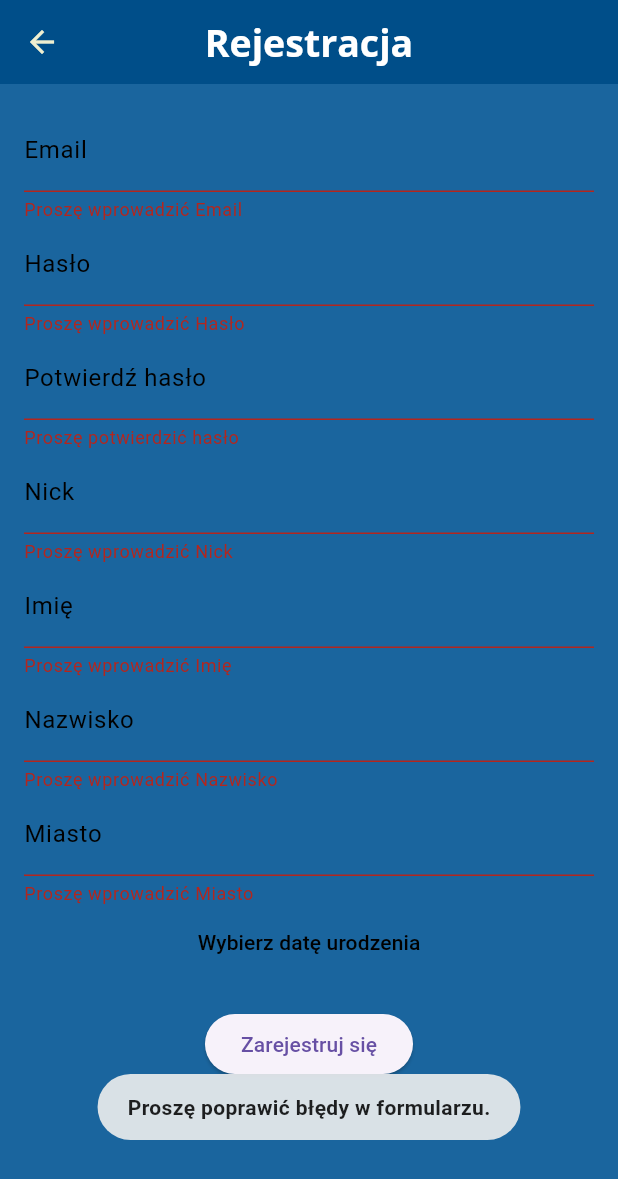
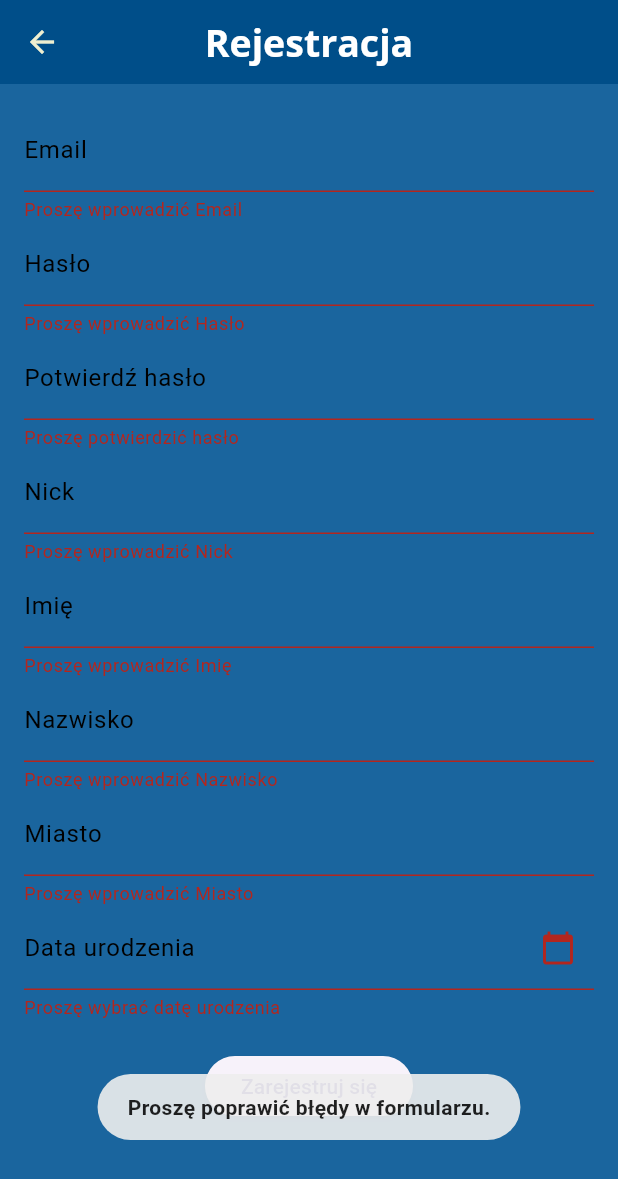
Before and after one commit to LudzCPP/Meetoplay, a Flutter app: the RegisterScreen screen opened directly, after a tap on "Zarejestruj się", on a phone screen of 412 x 824 dp. Shown: the top 1179 px of the screen. Run offline on Flutter 3.47's test engine with Material 3 defaults, Android fonts, the light colour scheme and no system bars; our stand-ins replace cloud_firestore, firebase_auth, firebase_core, firebase_messaging, flutter_local_notifications, flutter_map and 8 more; accounts and stored records are empty; Roboto replaces fonts that are missing (Opensans); statements that could not run were skipped.

Commit message:
Change register birth date

```diff
--- a/lib/register_page.dart
+++ b/lib/register_page.dart
@@ -2,9 +2,10 @@ import 'package:cloud_firestore/cloud_firestore.dart';
 import 'package:firebase_auth/firebase_auth.dart';
 import 'package:flutter/material.dart';
 import 'package:fluttertoast/fluttertoast.dart';
+import 'package:intl/intl.dart';
 
 class RegisterScreen extends StatefulWidget {
-  const RegisterScreen({Key? key}) : super(key: key);
+  const RegisterScreen({super.key});
 
   @override
   _RegisterScreenState createState() => _RegisterScreenState();
@@ -16,17 +17,27 @@ class _RegisterScreenState extends State<RegisterScreen> {
   final FirebaseFirestore _firestore = FirebaseFirestore.instance;
   final TextEditingController _emailController = TextEditingController();
   final TextEditingController _passwordController = TextEditingController();
-  final TextEditingController _confirmPasswordController = TextEditingController();
+  final TextEditingController _confirmPasswordController =
+      TextEditingController();
   final TextEditingController _nicknameController = TextEditingController();
   final TextEditingController _firstNameController = TextEditingController();
   final TextEditingController _lastNameController = TextEditingController();
   final TextEditingController _cityController = TextEditingController();
+  final TextEditingController _birthdateController = TextEditingController();
+
   DateTime? _birthdate;
+
+  String _formatDate(DateTime? date) {
+    if (date == null) return 'Wybierz datę urodzenia';
+    // Format daty, który można dostosować
+    return DateFormat('dd-MM-yyyy').format(date);
+  }
 
   void _registerUser() async {
     if (_formKey.currentState!.validate()) {
       try {
-        UserCredential userCredential = await _auth.createUserWithEmailAndPassword(
+        UserCredential userCredential =
+            await _auth.createUserWithEmailAndPassword(
           email: _emailController.text.trim(),
           password: _passwordController.text.trim(),
         );
@@ -39,13 +50,29 @@ class _RegisterScreenState extends State<RegisterScreen> {
           'birthdate': _birthdate?.toIso8601String(),
         });
 
-        Fluttertoast.showToast(msg: "Rejestracja pomyślna: ${userCredential.user!.email}");
+        Fluttertoast.showToast(
+            msg: "Rejestracja pomyślna: ${userCredential.user!.email}");
         Navigator.pop(context);
       } catch (e) {
         Fluttertoast.showToast(msg: "Błąd rejestracji: $e");
       }
     } else {
       Fluttertoast.showToast(msg: "Proszę poprawić błędy w formularzu.");
+    }
+  }
+
+  void _selectBirthdate(BuildContext context) async {
+    final DateTime? picked = await showDatePicker(
+      context: context,
+      initialDate: _birthdate ?? DateTime.now(),
+      firstDate: DateTime(1900),
+      lastDate: DateTime.now(),
+    );
+    if (picked != null && picked != _birthdate) {
+      setState(() {
+        _birthdate = picked;
+        _birthdateController.text = DateFormat('dd-MM-yyyy').format(picked);
+      });
     }
   }
 
@@ -161,24 +188,24 @@ class _RegisterScreenState extends State<RegisterScreen> {
                   return null;
                 },
               ),
-              TextButton(
-                onPressed: () async {
-                  final DateTime? picked = await showDatePicker(
-                    context: context,
-                    initialDate: DateTime.now(),
-                    firstDate: DateTime(1900),
-                    lastDate: DateTime.now(),
-                  );
-                  if (picked != null && picked != _birthdate) {
-                    setState(() {
-                      _birthdate = picked;
-                    });
+              TextFormField(
+                controller: _birthdateController,
+                decoration: const InputDecoration(
+                  labelText: 'Data urodzenia',
+                  labelStyle: TextStyle(color: Colors.black),
+                  suffixIcon: Icon(Icons.calendar_today), // Ikona kalendarza
+                ),
+                readOnly:
+                    true, // Pole tylko do odczytu, aby uniknąć wpisywania tekstu
+                onTap: () {
+                  _selectBirthdate(context); // Wywołanie selektora daty
+                },
+                validator: (value) {
+                  if (value == null || value.isEmpty) {
+                    return 'Proszę wybrać datę urodzenia';
                   }
+                  return null;
                 },
-                child: Text(
-                  _birthdate == null ? 'Wybierz datę urodzenia' : 'Data urodzenia: ${_birthdate!.toLocal()}'.split(' ')[0],
-                  style: const TextStyle(color: Colors.black),
-                ),
               ),
               const SizedBox(height: 20),
               ElevatedButton(
```
Also changed, not shown: pubspec.lock.
